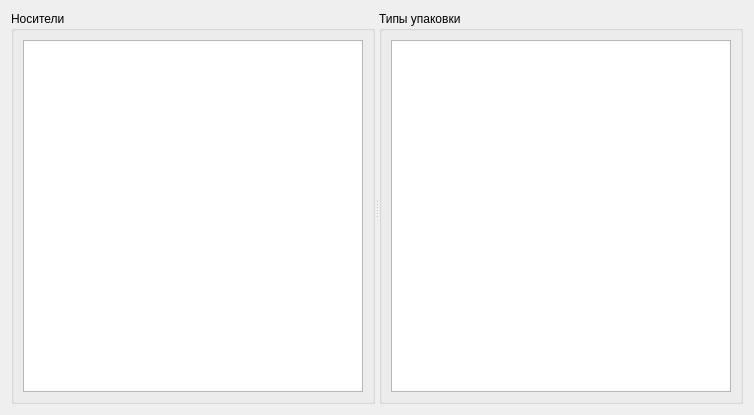
First picture: the form in formedtpack.ui, repository Sergeyego/wire_pr, before the edit.
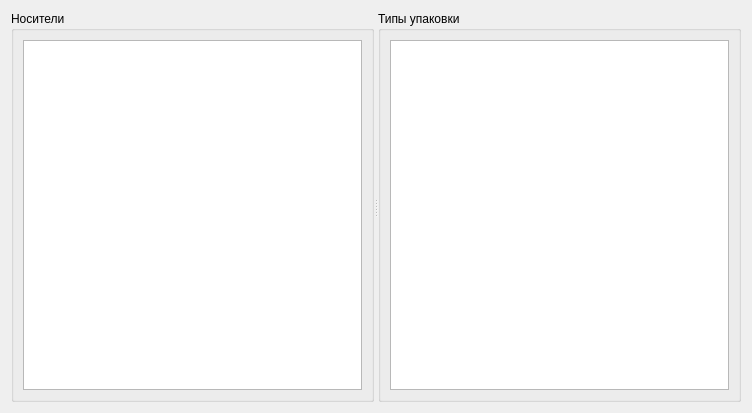
Second picture: the form after the edit. Custom widgets are drawn as their Qt base class.

The edit to the form file:
```diff
--- a/formedtpack.ui
+++ b/formedtpack.ui
@@ -6,8 +6,8 @@
    <rect>
     <x>0</x>
     <y>0</y>
-    <width>754</width>
-    <height>415</height>
+    <width>752</width>
+    <height>413</height>
    </rect>
   </property>
   <property name="windowTitle">
```
Left out of the diff: 8 changed lines with no effect on the pictures.
